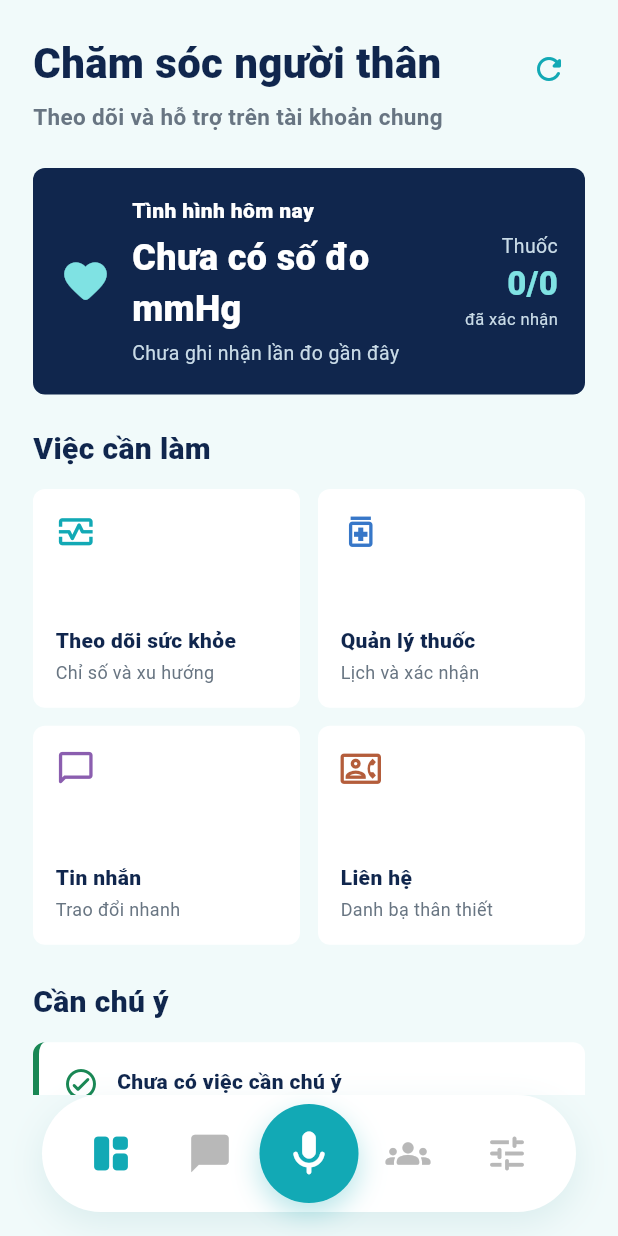
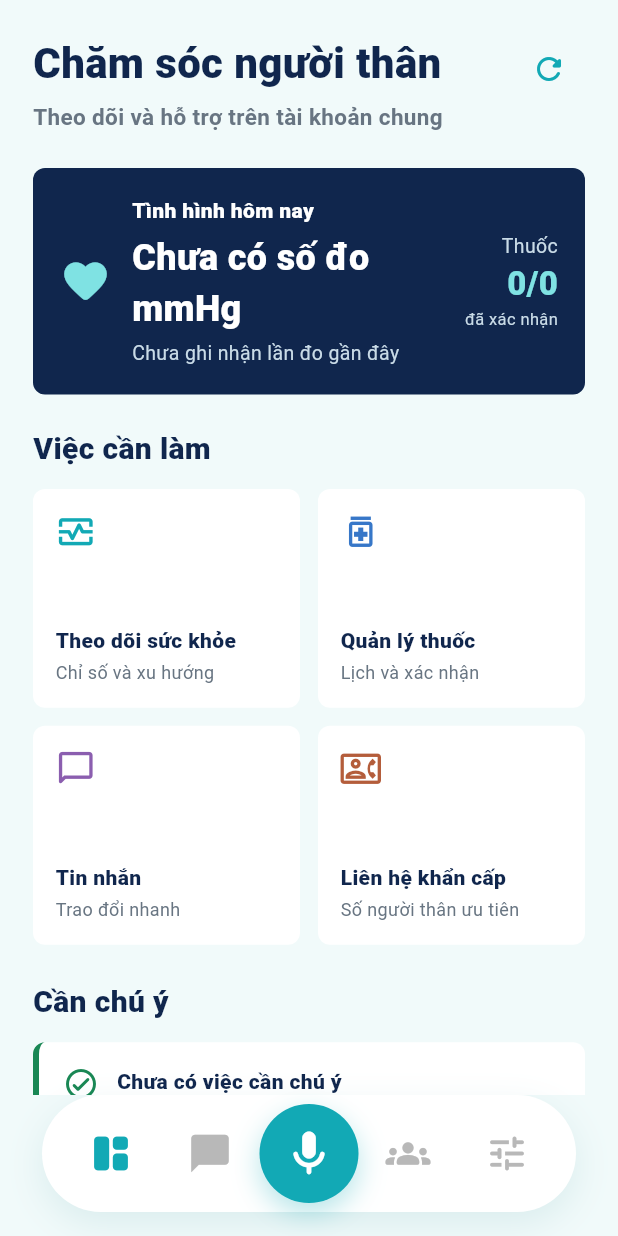
Before and after one commit to khoaminh-dev/divie, a Flutter app: the screen it shows after launch, after a tap on "Người thân", on a phone screen of 412 x 824 dp. Run offline on Flutter 3.47's test engine with Material 3 defaults, Android fonts, the phone set to English and light mode, and no system bars; our stand-ins replace flutter_contacts, flutter_local_notifications, flutter_tts, image_picker, shared_preferences, speech_to_text and 2 more; accounts and stored records are empty; statements that could not run were skipped.

Commit message:
fix: connect caregiver dashboard actions

```diff
--- a/app/lib/main.dart
+++ b/app/lib/main.dart
@@ -325,7 +325,9 @@
       case 1:
         return const _MessagesPage();
       case 3:
-        return const _ContactsPage();
+        return widget.role == AppRole.family
+            ? const EmergencyContactsPage()
+            : const _ContactsPage();
       case 4:
         return _SettingsPage(
           role: widget.role,
@@ -450,7 +452,11 @@
             ],
           ),
           const SizedBox(height: 24),
-          _FamilyTodayBand(summary: summary, loading: _loading),
+          _FamilyTodayBand(
+            summary: summary,
+            loading: _loading,
+            onTap: _openHealth,
+          ),
           const SizedBox(height: 22),
           const Text(
             'Việc cần làm',
@@ -492,10 +498,14 @@
               ),
               _FamilyActionTile(
                 icon: Icons.contact_phone_outlined,
-                title: 'Liên hệ',
-                subtitle: 'Danh bạ thân thiết',
+                title: 'Liên hệ khẩn cấp',
+                subtitle: 'Số người thân ưu tiên',
                 color: const Color(0xFFB45D3B),
-                onTap: () => widget.onNavigate(3),
+                onTap: () => Navigator.of(context).push(
+                  MaterialPageRoute(
+                    builder: (_) => const EmergencyContactsPage(),
+                  ),
+                ),
               ),
             ],
           ),
@@ -509,7 +519,12 @@
             ),
           ),
           const SizedBox(height: 12),
-          _FamilyAttention(summary: summary, loading: _loading),
+          _FamilyAttention(
+            summary: summary,
+            loading: _loading,
+            onOpenHealth: _openHealth,
+            onOpenReminders: _openReminders,
+          ),
         ],
       ),
     );
@@ -531,10 +546,15 @@
 }
 
 class _FamilyTodayBand extends StatelessWidget {
-  const _FamilyTodayBand({required this.summary, required this.loading});
+  const _FamilyTodayBand({
+    required this.summary,
+    required this.loading,
+    required this.onTap,
+  });
 
   final _FamilyCareSummary? summary;
   final bool loading;
+  final VoidCallback onTap;
 
   @override
   Widget build(BuildContext context) {
@@ -555,12 +575,14 @@
     final measuredAt = measurement == null
         ? 'Chưa ghi nhận lần đo gần đây'
         : 'Cập nhật ${_shortDateTime(measurement.measuredAt)}';
-    return Container(
-      padding: const EdgeInsets.all(18),
-      decoration: BoxDecoration(
+    return Material(
       color: DivieColors.navy,
       borderRadius: BorderRadius.circular(8),
-      ),
+      child: InkWell(
+        onTap: onTap,
+        borderRadius: BorderRadius.circular(8),
+        child: Padding(
+          padding: const EdgeInsets.all(18),
           child: Row(
             children: [
               const Icon(
@@ -623,6 +645,8 @@
                 ],
               ),
             ],
+          ),
+        ),
       ),
     );
   }
@@ -681,10 +705,17 @@
 }
 
 class _FamilyAttention extends StatelessWidget {
-  const _FamilyAttention({required this.summary, required this.loading});
+  const _FamilyAttention({
+    required this.summary,
+    required this.loading,
+    required this.onOpenHealth,
+    required this.onOpenReminders,
+  });
 
   final _FamilyCareSummary? summary;
   final bool loading;
+  final VoidCallback onOpenHealth;
+  final VoidCallback onOpenReminders;
 
   @override
   Widget build(BuildContext context) {
@@ -697,7 +728,16 @@
     final low =
         (measurement?.systolic != null && measurement!.systolic! < 90) ||
         (measurement?.diastolic != null && measurement!.diastolic! < 60);
-    final items = <({IconData icon, Color color, String title, String text})>[];
+    final items =
+        <
+          ({
+            IconData icon,
+            Color color,
+            String title,
+            String text,
+            VoidCallback onTap,
+          })
+        >[];
     if (high || low) {
       items.add((
         icon: Icons.monitor_heart_outlined,
@@ -705,6 +745,7 @@
         title: 'Chỉ số cần theo dõi lại',
         text:
             'Lần đo gần nhất là ${measurement!.systolic}/${measurement.diastolic} mmHg. Nên đo lại khi đã nghỉ ngơi.',
+        onTap: onOpenHealth,
       ));
     }
     if ((data?.skippedToday ?? 0) > 0) {
@@ -713,6 +754,7 @@
         color: const Color(0xFFB45D3B),
         title: '${data!.skippedToday} lịch thuốc đã bỏ qua',
         text: 'Mở Quản lý thuốc để xem lại và hỗ trợ người thân.',
+        onTap: onOpenReminders,
       ));
     }
     if (items.isEmpty) {
@@ -722,16 +764,22 @@
         title: 'Chưa có việc cần chú ý',
         text:
             'DiVie sẽ hiển thị ở đây khi có chỉ số hoặc lịch thuốc cần theo dõi.',
+        onTap: onOpenHealth,
       ));
     }
     return Column(
       children: [
         for (final item in items) ...[
-          Container(
+          Material(
+            color: Colors.white,
+            borderRadius: BorderRadius.circular(8),
+            child: InkWell(
+              onTap: item.onTap,
+              borderRadius: BorderRadius.circular(8),
+              child: Container(
                 width: double.infinity,
                 padding: const EdgeInsets.all(16),
                 decoration: BoxDecoration(
-              color: Colors.white,
                   borderRadius: BorderRadius.circular(8),
                   border: Border(left: BorderSide(color: item.color, width: 4)),
                 ),
@@ -764,6 +812,8 @@
                       ),
                     ),
                   ],
+                ),
+              ),
             ),
           ),
           const SizedBox(height: 10),
```
Lines whose indentation alone changed are shown as unchanged.
